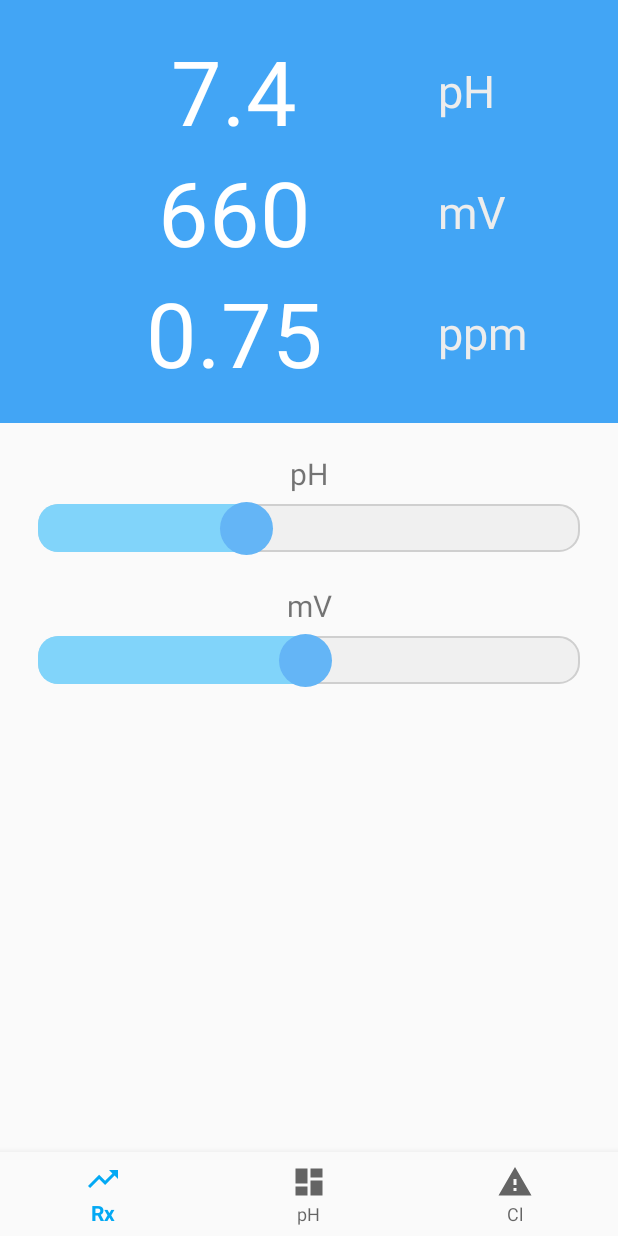
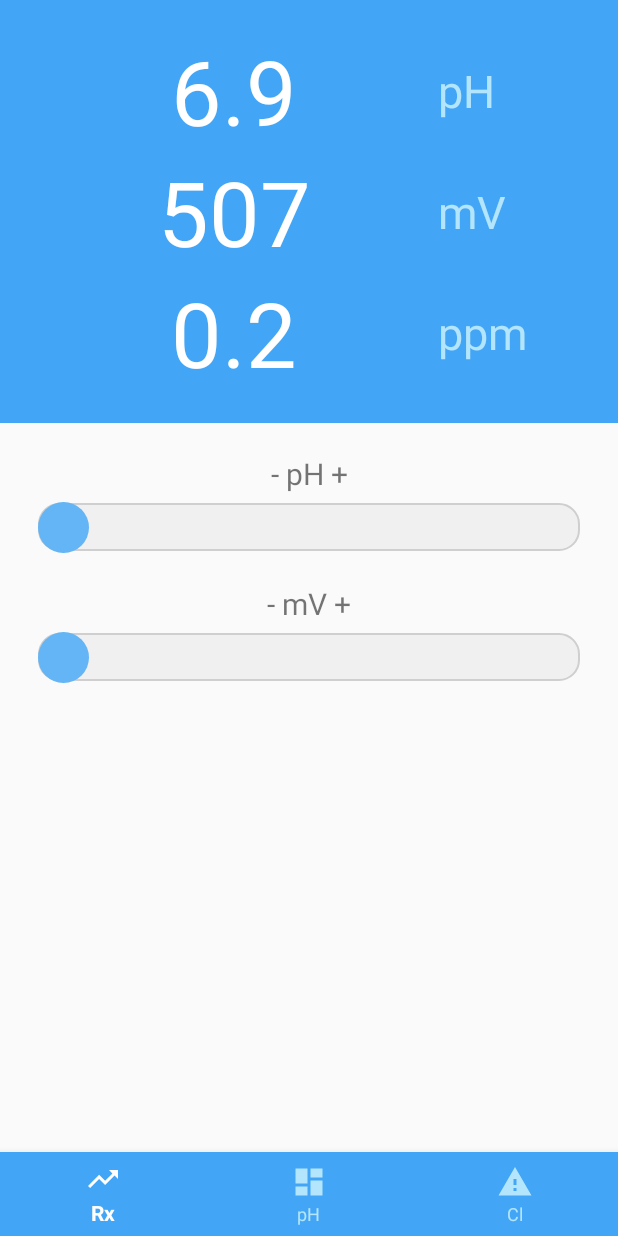
Before and after one commit to tserhii-gh/poolcalc, an Android app: the screen it shows after launch (MainActivity), on a phone screen of 412 x 824 dp. Run offline under Robolectric (Android 15) with nearby library versions, the phone set to English and light mode, and no system bars; our stand-ins replace navigation-ui.

Commit message:
code refactor

```diff
--- a/app/src/main/java/org/uzvermode/poolcalc/ui/chlorine/ChlorineViewModel.kt
+++ b/app/src/main/java/org/uzvermode/poolcalc/ui/chlorine/ChlorineViewModel.kt
@@ -7,7 +7,7 @@ import androidx.lifecycle.ViewModel
 class ChlorineViewModel : ViewModel() {
 
     private val _text = MutableLiveData<String>().apply {
-        value = "This is Chlorine Fragment"
+        value = "Chlorine Fragment not implemented!"
     }
     val text: LiveData<String> = _text
 }
--- a/app/src/main/java/org/uzvermode/poolcalc/ui/ph/PhViewModel.kt
+++ b/app/src/main/java/org/uzvermode/poolcalc/ui/ph/PhViewModel.kt
@@ -7,7 +7,7 @@ import androidx.lifecycle.ViewModel
 class PhViewModel : ViewModel() {
 
     private val _text = MutableLiveData<String>().apply {
-        value = "This is pH Fragment"
+        value = "pH Fragment not implemented!"
     }
     val text: LiveData<String> = _text
 }
--- a/app/src/main/java/org/uzvermode/poolcalc/ui/redox/RedoxFragment.kt
+++ b/app/src/main/java/org/uzvermode/poolcalc/ui/redox/RedoxFragment.kt
@@ -1,6 +1,5 @@
 package org.uzvermode.poolcalc.ui.redox
 
-import android.icu.text.DecimalFormat
 import android.os.Bundle
 import android.view.LayoutInflater
 import android.view.View
@@ -14,15 +13,14 @@ import org.uzvermode.poolcalc.R
 
 class RedoxFragment : Fragment() {
     private lateinit var redoxViewModel: RedoxViewModel
-
+    private val PH = 0 // 6.9
+    private val REDOX = 0 // 507
 
     override fun onCreateView(
         inflater: LayoutInflater,
         container: ViewGroup?,
         savedInstanceState: Bundle?
     ): View? {
-
-
         redoxViewModel =
             ViewModelProviders.of(this).get(RedoxViewModel::class.java)
         val root = inflater.inflate(R.layout.fragment_redox, container, false)
@@ -32,13 +30,15 @@ class RedoxFragment : Fragment() {
         val phSeekBar: SeekBar = root.findViewById(R.id.ph_level)
         val rxSeekBar: SeekBar = root.findViewById(R.id.rx_level)
 
-        initUnits(textPh, textRedox, textChlorine)
+        initUnits(textPh, textRedox, textChlorine, phSeekBar, rxSeekBar)
 
         phSeekBar.setOnSeekBarChangeListener(object : SeekBar.OnSeekBarChangeListener {
             override fun onProgressChanged(seekBar: SeekBar, progress: Int, fromUser: Boolean) {
                 redoxViewModel.setPh(progress).observe(viewLifecycleOwner, Observer {
                                         textPh.text = it
                 })
+                redoxViewModel.setRedox(0)
+                rxSeekBar.progress = 0
                 redoxViewModel.getActiveChlorine().observe(viewLifecycleOwner, Observer {
                     textChlorine.text = it
                 })
@@ -71,14 +71,17 @@ class RedoxFragment : Fragment() {
         return root
     }
 
-    private fun initUnits(tph: TextView, trx: TextView, tcl: TextView){
-        redoxViewModel.setPh(4)
-        redoxViewModel.setRedox(180)
+    // Init app with default values
+    private fun initUnits(tph: TextView, trx: TextView, tcl: TextView, phsb: SeekBar, rxsb: SeekBar){
+        redoxViewModel.setPh(PH)
+        redoxViewModel.setRedox(REDOX)
         tph.text = redoxViewModel.getPh()
         trx.text = redoxViewModel.getRedox()
 
         redoxViewModel.getActiveChlorine().observe(this, Observer {
             tcl.text = it
         })
+        phsb.progress = PH
+        rxsb.progress = REDOX
     }
 }
--- a/app/src/main/java/org/uzvermode/poolcalc/ui/redox/RedoxViewModel.kt
+++ b/app/src/main/java/org/uzvermode/poolcalc/ui/redox/RedoxViewModel.kt
@@ -57,28 +57,16 @@ class RedoxViewModel : ViewModel() {
     )
 
     private val resultPh = MutableLiveData<String>()
-    private val resultRedox = MutableLiveData<Int>()
+    private val resultRedoxIdx = MutableLiveData<Int>()
+    private val resultRedoxStr = MutableLiveData<String>()
     private val resultChlorine = MutableLiveData<String>()
-    private val maxRedox = MutableLiveData<Int>()
-    private var lastValue = "---"
+//    private val maxRedox = MutableLiveData<Int>()
+//    private var lastValue = "---"
 
 
     fun getActiveChlorine(): LiveData<String> {
-        val REDOX = resultRedox.value
-        val PH = resultPh.value
-        val redoxRow = table[phLv.indexOf(PH)]
-        maxRedox.value = redoxRow.last() - 481
-        if (redoxRow.contains(REDOX!!)){
-            resultChlorine.value = chlorine[redoxRow.indexOf(REDOX)].toString()
-        } else {
-            try {
-                val rx = redoxRow[-(redoxRow.binarySearch(REDOX) + 1)]
-                lastValue = chlorine[table[phLv.indexOf(PH)].indexOf(rx)].toString()
-                resultChlorine.value = lastValue
-            } catch (e: ArrayIndexOutOfBoundsException) {
-                resultChlorine.value = lastValue
-            }
-        }
+        val REDOX = resultRedoxIdx.value
+        resultChlorine.value = chlorine[REDOX!!].toString()
         return resultChlorine
     }
 
@@ -89,24 +77,23 @@ class RedoxViewModel : ViewModel() {
 
     fun setPh(intVal: Int):LiveData<String> {
         resultPh.value = phLv[intVal]
-        Log.e(TAG, resultPh.value!!)
         return resultPh
     }
 
 
-    fun setRedox(intVal: Int): LiveData<Int> {
-        resultRedox.value = (480 + intVal)
-        return resultRedox
+    fun setRedox(intVal: Int): LiveData<String> {
+        val PH = resultPh.value
+        val redoxRow = table[phLv.indexOf(PH)]
+        resultRedoxIdx.value = intVal
+        resultRedoxStr.value = redoxRow[resultRedoxIdx.value!!].toString()
+        return resultRedoxStr
     }
 
 
-    fun getRedox(): String {
-        return resultRedox.value.toString()
+    fun getRedox(): String? {
+        val PH = resultPh.value
+        val redoxRow = table[phLv.indexOf(PH)]
+        resultRedoxStr.value = redoxRow[resultRedoxIdx.value!!].toString()
+        return resultRedoxStr.value
     }
-
-
-    fun getMaxRedox(): Int {
-        return maxRedox.value!!
-    }
-
 }
--- /dev/null
+++ b/app/src/main/res/drawable/bottom_navigation_style.xml
@@ -0,0 +1,9 @@
+<?xml version="1.0" encoding="utf-8"?>
+<selector xmlns:android="http://schemas.android.com/apk/res/android">
+    <item
+        android:state_checked="true"
+        android:color="@color/colorNavItemSelected"
+        />
+    <item android:state_checked="false"
+        android:color="@color/colorNavItem"/>
+</selector>
--- a/app/src/main/res/drawable/seekbar_thumb.xml
+++ b/app/src/main/res/drawable/seekbar_thumb.xml
@@ -9,7 +9,7 @@
 <!--        android:startColor="@color/colorPrimary" />-->
 
     <size
-        android:height="35dp"
-        android:width="35dp" />
+        android:height="34dp"
+        android:width="34dp" />
 
 </shape>
--- a/app/src/main/res/font/led_matrix_ff.xml
+++ /dev/null
@@ -1,8 +0,0 @@
-<?xml version="1.0" encoding="utf-8"?>
-<font-family xmlns:android="http://schemas.android.com/apk/res/android">
-    <font
-        android:fontStyle="normal"
-        android:fontWeight="400"
-        android:font="@font/led_matrix"
-        />
-</font-family>
--- a/app/src/main/res/layout/activity_main.xml
+++ b/app/src/main/res/layout/activity_main.xml
@@ -11,11 +11,13 @@
         android:layout_height="wrap_content"
         android:layout_marginStart="0dp"
         android:layout_marginEnd="0dp"
-        android:background="?android:attr/windowBackground"
+        android:background="@color/colorNavBackground"
         app:layout_constraintBottom_toBottomOf="parent"
         app:layout_constraintLeft_toLeftOf="parent"
         app:layout_constraintRight_toRightOf="parent"
-        app:menu="@menu/bottom_nav_menu" />
+        app:menu="@menu/bottom_nav_menu"
+        app:itemIconTint="@drawable/bottom_navigation_style"
+        app:itemTextColor="@drawable/bottom_navigation_style" />
 
     <fragment
         android:id="@+id/nav_host_fragment"
--- a/app/src/main/res/layout/fragment_redox.xml
+++ b/app/src/main/res/layout/fragment_redox.xml
@@ -1,7 +1,5 @@
 <?xml version="1.0" encoding="utf-8"?>
 <LinearLayout xmlns:android="http://schemas.android.com/apk/res/android"
-    xmlns:app="http://schemas.android.com/apk/res-auto"
-    xmlns:tools="http://schemas.android.com/tools"
     android:layout_width="match_parent"
     android:layout_height="match_parent"
     android:orientation="vertical">
@@ -23,13 +21,6 @@
                 android:layout_width="match_parent"
                 android:layout_height="wrap_content"
                 android:orientation="horizontal">
-
-                <!--                <ImageView-->
-                <!--                    android:layout_width="60dp"-->
-                <!--                    android:layout_height="match_parent"-->
-                <!--                    android:scaleType="fitXY"-->
-                <!--                    android:tint="@android:color/white"-->
-                <!--                    app:srcCompat="@drawable/ic_dashboard_black_24dp" />-->
 
                 <TextView
                     android:id="@+id/text_ph"
@@ -56,13 +47,6 @@
                 android:layout_height="wrap_content"
                 android:orientation="horizontal">
 
-                <!--                <ImageView-->
-                <!--                    android:layout_width="60dp"-->
-                <!--                    android:layout_height="match_parent"-->
-                <!--                    android:scaleType="fitXY"-->
-                <!--                    android:tint="@android:color/white"-->
-                <!--                    app:srcCompat="@drawable/ic_trending_up_black_24dp" />-->
-
                 <TextView
                     android:id="@+id/text_redox"
                     android:layout_width="0dp"
@@ -88,12 +72,6 @@
                 android:layout_height="wrap_content"
                 android:orientation="horizontal">
 
-                <!--                <ImageView-->
-                <!--                    android:layout_width="60dp"-->
-                <!--                    android:layout_height="match_parent"-->
-                <!--                    android:scaleType="fitXY"-->
-                <!--                    android:tint="@android:color/white"-->
-                <!--                    app:srcCompat="@drawable/ic_report_problem_black_24dp" />-->
                 <TextView
                     android:id="@+id/text_chlorine"
                     android:layout_width="0dp"
@@ -120,7 +98,7 @@
         android:layout_width="match_parent"
         android:layout_height="wrap_content"
         android:paddingTop="20dp"
-        android:text="@string/title_ph"
+        android:text="@string/seek_ph"
         android:textAlignment="center"
         android:textSize="20sp" />
 
@@ -132,16 +110,16 @@
         android:max="13"
         android:paddingStart="25dp"
         android:paddingEnd="25dp"
-        android:progress="5"
         android:progressDrawable="@drawable/progress_drawable"
         android:splitTrack="false"
-        android:thumb="@drawable/seekbar_thumb" />
+        android:thumb="@drawable/seekbar_thumb"
+        android:thumbOffset="0dp"/>
 
     <TextView
         android:layout_width="match_parent"
         android:layout_height="wrap_content"
         android:paddingTop="20dp"
-        android:text="@string/unit_redox"
+        android:text="@string/seek_redox"
         android:textAlignment="center"
         android:textSize="20sp" />
 
@@ -150,12 +128,11 @@
         android:layout_width="match_parent"
         android:layout_height="wrap_content"
         android:layout_marginTop="5dp"
-        android:max="365"
+        android:max="22"
         android:paddingStart="25dp"
         android:paddingEnd="25dp"
-        android:progress="180"
         android:progressDrawable="@drawable/progress_drawable"
         android:splitTrack="false"
-        android:thumb="@drawable/seekbar_thumb" />
-
+        android:thumb="@drawable/seekbar_thumb"
+        android:thumbOffset="0dp"/>
 </LinearLayout>
--- /dev/null
+++ b/app/src/main/res/values/attrs.xml
@@ -0,0 +1,6 @@
+<?xml version="1.0" encoding="utf-8"?>
+<resources>
+    <declare-styleable name="CustomSeekBar">
+        <attr name="customTickMark" format="integer" />
+    </declare-styleable>
+</resources>
--- a/app/src/main/res/values/colors.xml
+++ b/app/src/main/res/values/colors.xml
@@ -1,12 +1,15 @@
 <?xml version="1.0" encoding="utf-8"?>
 <resources>
     <color name="colorLED">#42A5F5</color>
-    <color name="colorPrimary">#03A9F4</color>
+    <color name="colorPrimary">#FCE4EC</color>
     <color name="colorProgressBar">#2196F3</color>
     <color name="colorThumb">#64B5F6</color>
     <color name="colorAccent">#D81B60</color>
-    <color name="colorUnits">#ededed</color>
+    <color name="colorUnits">#B3E5FC</color>
     <color name="colorPh">#FFFFFF</color>
     <color name="colorRx">#FFFFFF</color>
     <color name="colorCl">#FFFFFF</color>
+    <color name="colorNavItem">#B3E5FC</color>
+    <color name="colorNavItemSelected">#FFFFFF</color>
+    <color name="colorNavBackground">#42A5F5</color>
 </resources>
--- a/app/src/main/res/values/strings.xml
+++ b/app/src/main/res/values/strings.xml
@@ -2,11 +2,13 @@
     <string name="app_name">PoolCalc</string>
     <string name="title_redox">Rx</string>
     <string name="title_ph">pH</string>
+    <string name="seek_ph">- pH +</string>
     <string name="title_chlorine">Cl</string>
     <string name="weight">г</string>
     <string name="unit_volume">м³</string>
 <!--    <string name="ph">pH</string>-->
     <string name="not_av">---</string>
     <string name="unit_redox">mV</string>
+    <string name="seek_redox">- mV +</string>
     <string name="unit_chlorine">ppm</string>
 </resources>
--- a/app/src/main/res/values/styles.xml
+++ b/app/src/main/res/values/styles.xml
@@ -2,16 +2,12 @@
 
     <!-- Base application theme. -->
     <style name="AppTheme" parent="Theme.AppCompat.Light.NoActionBar">
-        <!-- Customize your theme here. -->
         <item name="colorPrimary">@color/colorPrimary</item>
         <item name="colorPrimaryDark">@color/colorLED</item>
         <item name="colorAccent">@color/colorAccent</item>
     </style>
-    <style name="pHTextWithShadow" parent="@android:style/TextAppearance">
-        <item name="android:shadowDx">0.0</item>
-        <item name="android:shadowDy">0.0</item>
-        <item name="android:shadowRadius">5.0</item>
-        <item name="android:shadowColor">@color/colorPh</item>
-    </style>
-
+<!--    <style name="BottomNavigation">-->
+<!--        <item name="itemTextColor"></item>-->
+<!--        <item  name="itemIconTint">@color/colorNavItem</item>-->
+<!--    </style>-->
 </resources>
```
Also changed, not shown: app/src/main/res/font/led_matrix.ttf (deleted).
